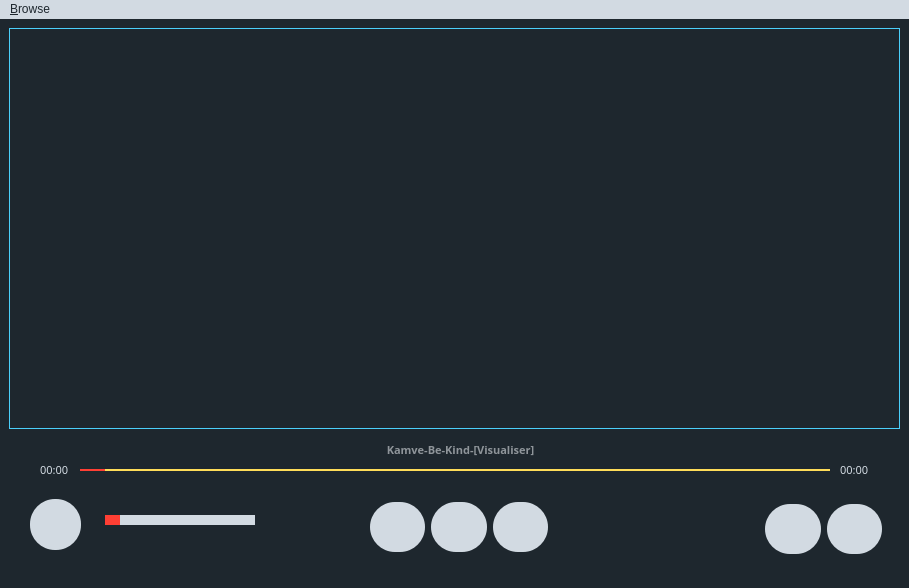
Before: the Qt Designer form mainwindow.ui in kamvegwij/Qt-Video-Player, drawn with Qt 5.
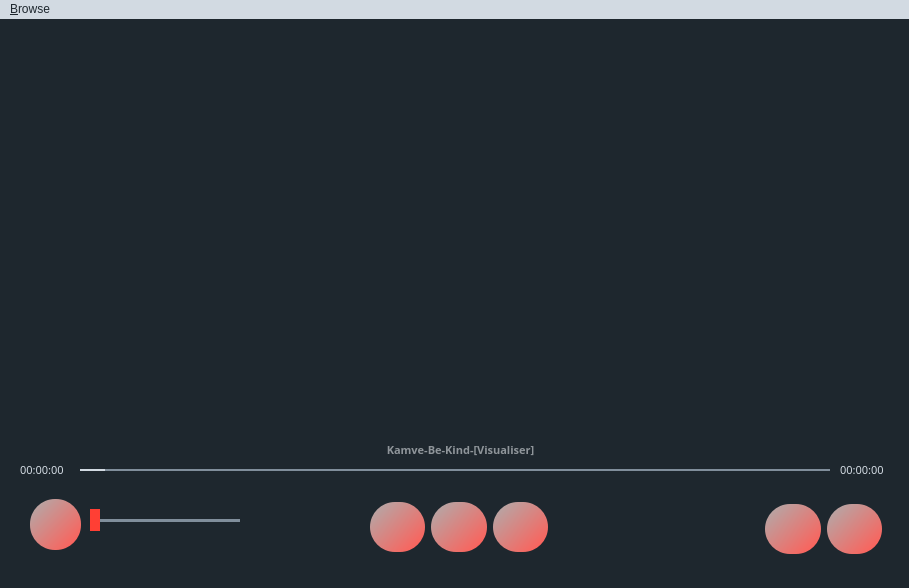
After: the same form once the commit is applied.

What changed in the file:
```diff
--- a/mainwindow.ui
+++ b/mainwindow.ui
@@ -35,7 +35,8 @@
 	height: 50px;
 	width: 50px;
 	border-radius: 25px;
-	background-color: #d2dae2;
+	background-color: qlineargradient(spread:pad, x1:0, y1:0, x2:1, y2:1, stop:0 rgba(174, 174, 174, 255), stop:0.927885 rgba(255, 94, 87, 255));
+
 }
 
 QPushButton:hover{
@@ -57,7 +58,8 @@
 	height: 50px;
 	width: 50px;
 	border-radius: 25px;
-	background-color: #d2dae2;
+	background-color: qlineargradient(spread:pad, x1:0, y1:0, x2:1, y2:1, stop:0 rgba(174, 174, 174, 255), stop:0.927885 rgba(255, 94, 87, 255));
+
 }
 
 QPushButton:hover{
@@ -79,7 +81,8 @@
 	height: 50px;
 	width: 50px;
 	border-radius: 25px;
-	background-color: #d2dae2;
+	background-color: qlineargradient(spread:pad, x1:0, y1:0, x2:1, y2:1, stop:0 rgba(174, 174, 174, 255), stop:0.927885 rgba(255, 94, 87, 255));
+
 }
 
 QPushButton:hover{
@@ -113,7 +116,8 @@
 	height: 50px;
 	width: 50px;
 	border-radius: 25px;
-	background-color: #d2dae2;
+	background-color: qlineargradient(spread:pad, x1:0, y1:0, x2:1, y2:1, stop:0 rgba(174, 174, 174, 255), stop:0.927885 rgba(255, 94, 87, 255));
+
 }
 
 QPushButton:hover{
@@ -138,7 +142,8 @@
 	height: 50px;
 	width: 50px;
 	border-radius: 25px;
-	background-color: #d2dae2;
+	background-color: qlineargradient(spread:pad, x1:0, y1:0, x2:1, y2:1, stop:0 rgba(174, 174, 174, 255), stop:0.927885 rgba(255, 94, 87, 255));
+
 }
 
 QPushButton:hover{
@@ -172,7 +177,8 @@
 	height: 50px;
 	width: 50px;
 	border-radius: 25px;
-	background-color: #d2dae2;
+	background-color: qlineargradient(spread:pad, x1:0, y1:0, x2:1, y2:1, stop:0 rgba(174, 174, 174, 255), stop:0.927885 rgba(255, 94, 87, 255));
+
 }
 
 QPushButton:hover{
@@ -189,21 +195,22 @@
    <widget class="QSlider" name="volume_slider">
     <property name="geometry">
      <rect>
-      <x>100</x>
+      <x>90</x>
       <y>490</y>
-      <width>160</width>
+      <width>151</width>
       <height>22</height>
      </rect>
     </property>
     <property name="styleSheet">
      <string notr="true">QSlider::groove:horizontal{
-	height: 10px;
+	height: 3px;
 	width: 150px;
-	background-color: #d2dae2;
+	background-color: #808e9b;
 }
 QSlider::handle:horizontal{
-	height: 10px;
-	width: 15px;
+	margin: -15px 0px;
+	height: 20px;
+	width: 10px;
 	background-color: #ff3f34;
 }</string>
     </property>
@@ -221,8 +228,8 @@
      </rect>
     </property>
     <property name="styleSheet">
-     <string notr="true">border: 1px solid #4bcffa;
-color: #4bcffa;</string>
+     <string notr="true">color: #4bcffa;
+border: transparent;</string>
     </property>
     <property name="title">
      <string/>
@@ -241,13 +248,13 @@
      <string notr="true">QSlider::groove:horizontal{
 	height: 2px;
 	width: 750;
-	background-color: #ffdd59;
+	background-color: #808e9b;
 }
 QSlider::handle:horizontal{
 	height: 2px;
 	width: 25px;
 	border-radius: 15%;
-	background-color: #ff3f34;
+	background-color: #d2dae2;
 }</string>
     </property>
     <property name="orientation">
@@ -257,9 +264,9 @@
    <widget class="QLabel" name="video_current_time_label">
     <property name="geometry">
      <rect>
-      <x>40</x>
+      <x>20</x>
       <y>440</y>
-      <width>31</width>
+      <width>51</width>
       <height>21</height>
      </rect>
     </property>
@@ -274,7 +281,7 @@
      <string notr="true">color: #d2dae2;</string>
     </property>
     <property name="text">
-     <string>00:00</string>
+     <string>00:00:00</string>
     </property>
    </widget>
    <widget class="QLabel" name="video_end_time_label">
@@ -282,7 +289,7 @@
      <rect>
       <x>840</x>
       <y>440</y>
-      <width>31</width>
+      <width>61</width>
       <height>21</height>
      </rect>
     </property>
@@ -297,7 +304,7 @@
      <string notr="true">color: #d2dae2;</string>
     </property>
     <property name="text">
-     <string>00:00</string>
+     <string>00:00:00</string>
     </property>
    </widget>
    <widget class="QLabel" name="video_title_label">
```
